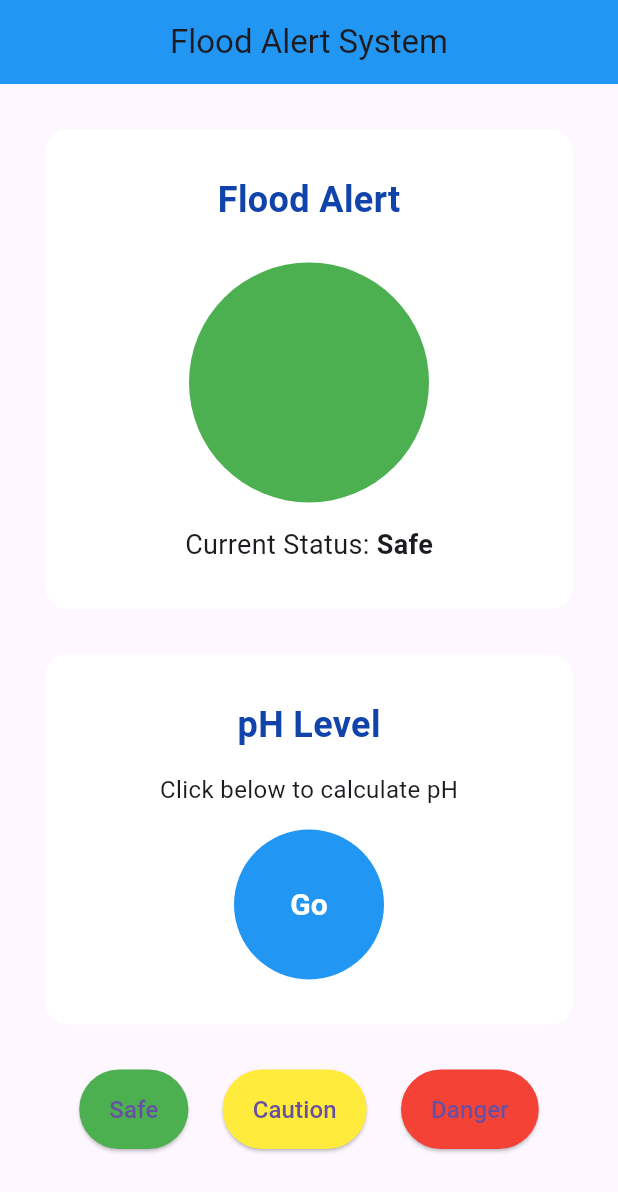
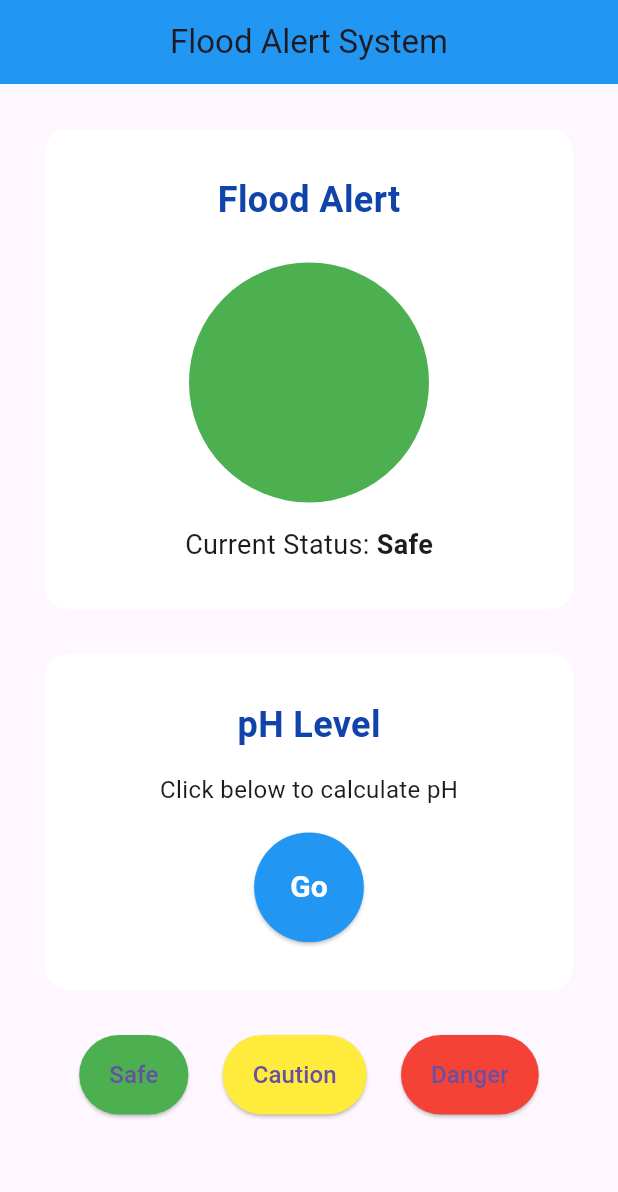
Before and after one commit to nadeelifthi2003/Flood-Sense, a Flutter app: the screen it shows after launch, on a phone screen of 412 x 824 dp. Shown: the top 1192 px of the screen. Run offline on Flutter 3.47's test engine with Material 3 defaults, Android fonts, the phone set to English and light mode, and no system bars.

Commit message:
GO button

```diff
--- a/lib/alert/flood.dart
+++ b/lib/alert/flood.dart
@@ -63,7 +63,11 @@ class _FloodAlertScreenState extends State<FloodAlertScreen> {
                 children: [
                   const Text(
                     "Flood Alert",
-                    style: TextStyle(fontSize: 24, fontWeight: FontWeight.bold, color: Color(0xFF1044AB)), // Changed color here
+                    style: TextStyle(
+                      fontSize: 24,
+                      fontWeight: FontWeight.bold,
+                      color: Color(0xFF1044AB),
+                    ),
                   ),
                   const SizedBox(height: 25),
                   CircleAvatar(
@@ -96,15 +100,33 @@ class _FloodAlertScreenState extends State<FloodAlertScreen> {
                 children: [
                   const Text(
                     "pH Level",
-                    style: TextStyle(fontSize: 24, fontWeight: FontWeight.bold, color: Color(0xFF1044AB)), // Changed color here
+                    style: TextStyle(
+                      fontSize: 24,
+                      fontWeight: FontWeight.bold,
+                      color: Color(0xFF1044AB),
+                    ),
                   ),
                   const SizedBox(height: 15),
                   const Text("Click below to calculate pH", style: TextStyle(fontSize: 16)),
                   const SizedBox(height: 15),
-                  CircleAvatar(
-                    radius: 50,
-                    backgroundColor: Colors.blue,
-                    child: const Text("Go", style: TextStyle(color: Colors.white, fontSize: 20, fontWeight: FontWeight.bold)),
+                  ElevatedButton(
+                    onPressed: () {
+                      // Add your functionality here
+                      print("Go button pressed");
+                    },
+                    style: ElevatedButton.styleFrom(
+                      backgroundColor: Colors.blue,
+                      shape: const CircleBorder(),
+                      padding: const EdgeInsets.all(24),
+                    ),
+                    child: const Text(
+                      "Go",
+                      style: TextStyle(
+                        color: Colors.white,
+                        fontSize: 20,
+                        fontWeight: FontWeight.bold,
+                      ),
+                    ),
                   ),
                 ],
               ),
@@ -115,17 +137,26 @@ class _FloodAlertScreenState extends State<FloodAlertScreen> {
               children: [
                 ElevatedButton(
                   onPressed: () => updateStatus("Safe"),
-                  style: ElevatedButton.styleFrom(backgroundColor: Colors.green, padding: const EdgeInsets.symmetric(horizontal: 20, vertical: 15)),
+                  style: ElevatedButton.styleFrom(
+                    backgroundColor: Colors.green,
+                    padding: const EdgeInsets.symmetric(horizontal: 20, vertical: 15),
+                  ),
                   child: const Text("Safe", style: TextStyle(fontSize: 16)),
                 ),
                 ElevatedButton(
                   onPressed: () => updateStatus("Caution"),
-                  style: ElevatedButton.styleFrom(backgroundColor: Colors.yellow, padding: const EdgeInsets.symmetric(horizontal: 20, vertical: 15)),
+                  style: ElevatedButton.styleFrom(
+                    backgroundColor: Colors.yellow,
+                    padding: const EdgeInsets.symmetric(horizontal: 20, vertical: 15),
+                  ),
                   child: const Text("Caution", style: TextStyle(fontSize: 16)),
                 ),
                 ElevatedButton(
                   onPressed: () => updateStatus("Danger"),
-                  style: ElevatedButton.styleFrom(backgroundColor: Colors.red, padding: const EdgeInsets.symmetric(horizontal: 20, vertical: 15)),
+                  style: ElevatedButton.styleFrom(
+                    backgroundColor: Colors.red,
+                    padding: const EdgeInsets.symmetric(horizontal: 20, vertical: 15),
+                  ),
                   child: const Text("Danger", style: TextStyle(fontSize: 16)),
                 ),
               ],
@@ -133,7 +164,6 @@ class _FloodAlertScreenState extends State<FloodAlertScreen> {
           ],
         ),
       ),
-
     );
   }
 }
```
